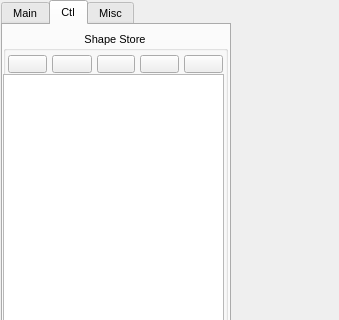
Before: the Qt Designer form nl_modules/nl_rigging_tools.ui in nickyliux/nl_rigging_tools, drawn with Qt 5; both pictures show x 0 to 339 and y 0 to 320 of the 339 by 753 pixel window.
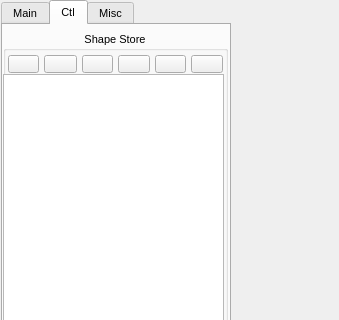
After: the same form once the commit is applied. The open tabs and pages were chosen to show the change.

Commit message: refactor: update shader assignment function to accept targets as a parameter and improve UI elements

```diff
--- a/nl_modules/nl_rigging_tools.ui
+++ b/nl_modules/nl_rigging_tools.ui
@@ -3094,6 +3094,28 @@
          </property>
         </widget>
        </item>
+       <item>
+        <widget class="QPushButton" name="assignPresetColor2_BN">
+         <property name="minimumSize">
+          <size>
+           <width>5</width>
+           <height>0</height>
+          </size>
+         </property>
+         <property name="maximumSize">
+          <size>
+           <width>16777215</width>
+           <height>18</height>
+          </size>
+         </property>
+         <property name="toolTip">
+          <string>Assign color to selected</string>
+         </property>
+         <property name="text">
+          <string/>
+         </property>
+        </widget>
+       </item>
       </layout>
      </widget>
      <widget class="QListWidget" name="crvShape_LW">
```
The commit also changes 5 other files.
